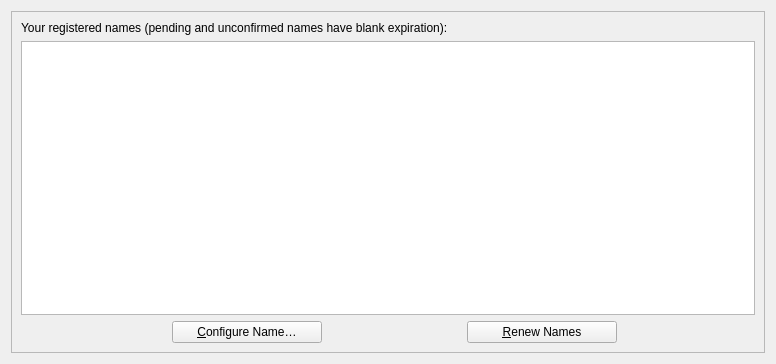
sevenrats/electrum-nmc, file electrum_nmc/electrum/gui/qt/forms/managenamespage.ui: the form before one commit.
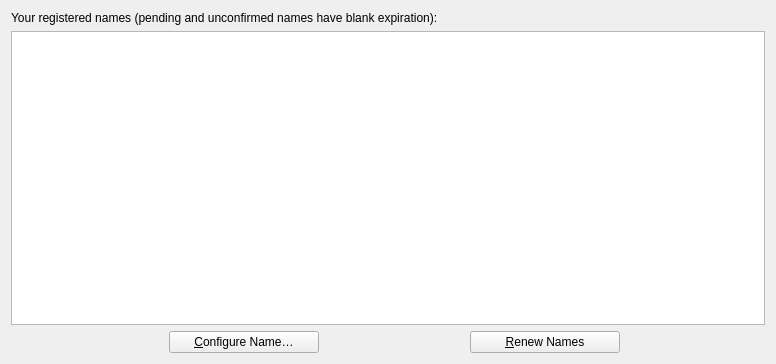
The form after the commit. Icons and pictures are not drawn.

The edit to the form file:
```diff
--- a/electrum_nmc/electrum/gui/qt/forms/managenamespage.ui
+++ b/electrum_nmc/electrum/gui/qt/forms/managenamespage.ui
@@ -10,6 +10,7 @@
     <height>364</height>
    </rect>
   </property>
+  <!--
   <layout class="QHBoxLayout" name="horizontalLayout">
    <item>
     <widget class="QFrame" name="frame2">
@@ -25,6 +26,7 @@
      <property name="frameShadow">
       <enum>QFrame::Sunken</enum>
      </property>
+     -->
      <layout class="QVBoxLayout" name="verticalLayout">
       <!--
       <item>
@@ -308,9 +310,11 @@
        </layout>
       </item>
      </layout>
+     <!--
     </widget>
    </item>
   </layout>
+  -->
  </widget>
  <customwidgets>
   <!--
```
